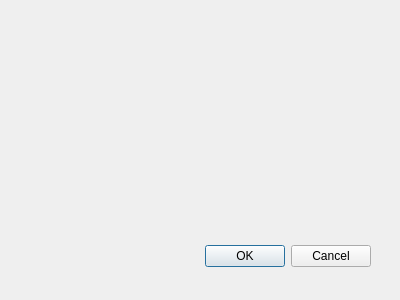
Before: the Qt Designer form svir/ui_svir.ui in gem/oq-irmt-qgis, drawn with Qt 5.
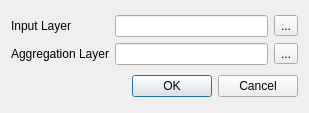
After: the same form once the commit is applied.

Commit message: Added dialog to open input map and aggregation layer

Diff of the .ui file:
```diff
--- a/svir/ui_svir.ui
+++ b/svir/ui_svir.ui
@@ -6,22 +6,54 @@
    <rect>
     <x>0</x>
     <y>0</y>
-    <width>400</width>
-    <height>300</height>
+    <width>309</width>
+    <height>113</height>
    </rect>
   </property>
   <property name="windowTitle">
    <string>Svir</string>
   </property>
+  <layout class="QVBoxLayout" name="verticalLayout_2">
+   <item>
+    <layout class="QGridLayout" name="gridLayout">
+     <item row="0" column="2">
+      <widget class="QToolButton" name="input_layer_tbn">
+       <property name="text">
+        <string>...</string>
+       </property>
+      </widget>
+     </item>
+     <item row="0" column="0">
+      <widget class="QLabel" name="input_layer_lbl">
+       <property name="text">
+        <string>Input Layer</string>
+       </property>
+      </widget>
+     </item>
+     <item row="0" column="1">
+      <widget class="QLineEdit" name="input_layer_le"/>
+     </item>
+     <item row="1" column="0">
+      <widget class="QLabel" name="aggregation_layer_lbl">
+       <property name="text">
+        <string>Aggregation Layer</string>
+       </property>
+      </widget>
+     </item>
+     <item row="1" column="1">
+      <widget class="QLineEdit" name="aggregation_layer_le"/>
+     </item>
+     <item row="1" column="2">
+      <widget class="QToolButton" name="aggregation_layer_tbn">
+       <property name="text">
+        <string>...</string>
+       </property>
+      </widget>
+     </item>
+    </layout>
+   </item>
+   <item>
   <widget class="QDialogButtonBox" name="buttonBox">
-   <property name="geometry">
-    <rect>
-     <x>30</x>
-     <y>240</y>
-     <width>341</width>
-     <height>32</height>
-    </rect>
-   </property>
    <property name="orientation">
     <enum>Qt::Horizontal</enum>
    </property>
@@ -29,6 +61,8 @@
     <set>QDialogButtonBox::Cancel|QDialogButtonBox::Ok</set>
    </property>
   </widget>
+   </item>
+  </layout>
  </widget>
  <resources/>
  <connections>
```
Lines whose indentation alone changed are shown as unchanged. The commit also changes 2 other files.
